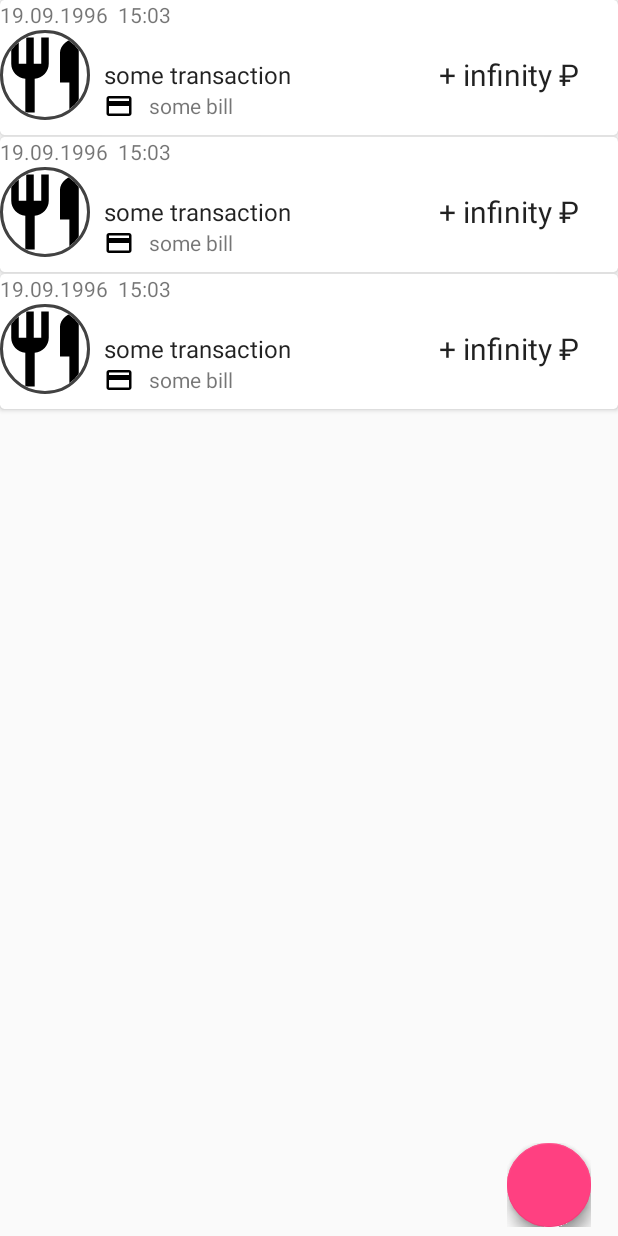
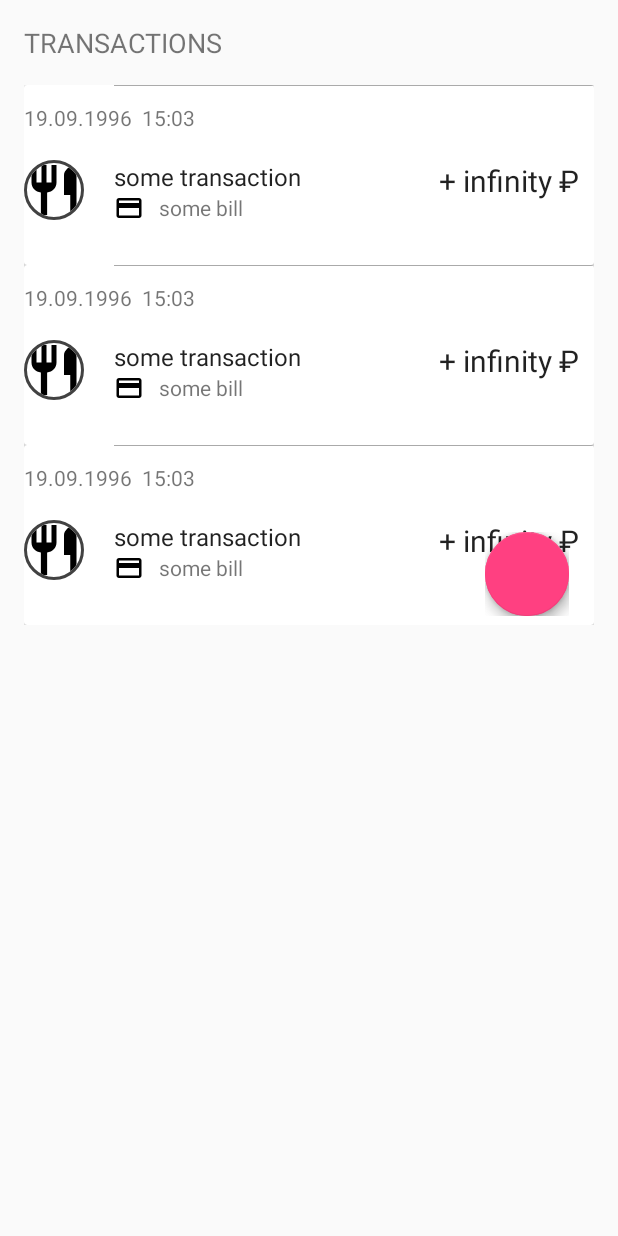
Before and after one commit to Meliphant/yandex-finance, an Android app: the layout fragment_transactions_list.xml on its own in the app's theme, with its tools: preview values and no code run, on a phone screen of 412 x 824 dp. Run offline under Robolectric (Android 15) with nearby library versions, the phone set to English and light mode, and no system bars; plain views replace FloatingActionButton, FloatingActionsMenu.

Commit message:
Desing improvements

```diff
--- a/app/src/main/res/layout/activity_main.xml
+++ b/app/src/main/res/layout/activity_main.xml
@@ -6,4 +6,4 @@
     android:layout_width="match_parent"
     android:layout_height="match_parent"
     tools:context=".ui.MainActivity"
-    android:background="@color/mainBackground" />
+    android:background="@android:color/white" />
--- a/app/src/main/res/layout/fragment_transactions_list.xml
+++ b/app/src/main/res/layout/fragment_transactions_list.xml
@@ -4,16 +4,28 @@
     xmlns:fab="http://schemas.android.com/apk/res-auto"
     xmlns:tools="http://schemas.android.com/tools"
     android:layout_width="match_parent"
-    android:layout_height="match_parent">
+    android:layout_height="match_parent"
+    android:paddingStart="16dp"
+    android:paddingEnd="16dp">
+
+    <TextView
+        android:id="@+id/tv_list_title"
+        android:layout_width="wrap_content"
+        android:layout_height="wrap_content"
+        android:text="@string/title_transaction_list"
+        android:textSize="18sp"
+        android:paddingTop="16dp"
+        android:paddingBottom="16dp"/>
 
     <android.support.v7.widget.RecyclerView
         android:id="@+id/rv_list_transactions"
         android:name="ya.co.yandex_finance.ui.fragment.transactions.TransactionsFragment"
         android:layout_width="match_parent"
-        android:layout_height="match_parent"
+        android:layout_height="wrap_content"
         app:layoutManager="android.support.v7.widget.LinearLayoutManager"
         tools:context=".ui.fragment.transactions.TransactionsFragment"
-        tools:listitem="@layout/item_transaction">
+        tools:listitem="@layout/item_transaction"
+        app:layout_constraintTop_toBottomOf="@+id/tv_list_title">
 
     </android.support.v7.widget.RecyclerView>
 
--- a/app/src/main/res/layout/fragment_wallets.xml
+++ b/app/src/main/res/layout/fragment_wallets.xml
@@ -27,7 +27,7 @@
             <com.nshmura.recyclertablayout.RecyclerTabLayout
                 android:id="@+id/recycler_tab_layout"
                 android:layout_width="match_parent"
-                android:layout_height="110dp"
+                android:layout_height="150dp"
                 android:background="@color/colorPrimaryDark"
                 app:tabGravity="center"
                 app:tabMode="scrollable"
--- a/app/src/main/res/layout/item_transaction.xml
+++ b/app/src/main/res/layout/item_transaction.xml
@@ -1,28 +1,27 @@
 <?xml version="1.0" encoding="utf-8"?>
 <android.support.v7.widget.CardView xmlns:android="http://schemas.android.com/apk/res/android"
     xmlns:app="http://schemas.android.com/apk/res-auto"
+    xmlns:tools="http://schemas.android.com/tools"
     android:layout_width="match_parent"
-    android:layout_height="90dp"
-    android:layout_marginBottom="1dp"
-    app:cardCornerRadius="3dp">
+    android:layout_height="120dp">
 
     <RelativeLayout
         android:layout_width="match_parent"
-        android:layout_height="100dp"
+        android:layout_height="match_parent"
         android:orientation="horizontal">
 
         <TextView
             android:id="@+id/tr_datetime"
             android:layout_width="wrap_content"
             android:layout_height="wrap_content"
-            android:text="19.09.1996  15:03" />
+            android:paddingTop="12dp"
+            tools:text="19.09.1996  15:03" />
 
         <de.hdodenhof.circleimageview.CircleImageView
             android:id="@+id/tr_category_img"
-            android:layout_width="60dp"
-            android:layout_height="60dp"
-            android:layout_alignParentStart="true"
-            android:layout_centerVertical="true"
+            android:layout_width="40dp"
+            android:layout_height="40dp"
+            android:layout_marginTop="50dp"
             android:contentDescription="@string/transaction_item_description"
             app:civ_border_color="@color/cardview_dark_background"
             app:civ_border_width="2dp"
@@ -33,10 +32,10 @@
             android:layout_width="wrap_content"
             android:layout_height="wrap_content"
             android:layout_alignStart="@id/tr_category_img"
-            android:layout_centerVertical="true"
-            android:layout_marginStart="69dp"
-            android:text="some transaction"
-            android:textAppearance="?attr/textAppearanceListItem" />
+            android:layout_marginStart="60dp"
+            android:layout_marginTop="50dp"
+            android:textAppearance="?attr/textAppearanceListItem"
+            tools:text="some transaction" />
 
         <LinearLayout
             android:layout_width="wrap_content"
@@ -55,7 +54,7 @@
                 android:layout_width="wrap_content"
                 android:layout_height="wrap_content"
                 android:layout_marginStart="10dp"
-                android:text="some bill" />
+                tools:text="some bill" />
 
         </LinearLayout>
 
@@ -64,10 +63,16 @@
             android:layout_width="wrap_content"
             android:layout_height="wrap_content"
             android:layout_alignParentEnd="true"
-            android:layout_centerVertical="true"
-            android:layout_marginEnd="26dp"
-            android:text="+ infinity ₽"
+            android:layout_marginRight="10dp"
+            android:layout_marginTop="50dp"
             android:textAppearance="?attr/textAppearanceListItem"
-            android:textSize="20sp" />
+            android:textSize="20sp"
+            tools:text="+ infinity ₽" />
+
+        <View
+            android:layout_width="match_parent"
+            android:layout_height="0.5dp"
+            android:layout_marginStart="60dp"
+            android:background="@android:color/darker_gray" />
     </RelativeLayout>
 </android.support.v7.widget.CardView>
--- a/app/src/main/res/layout/item_wallet.xml
+++ b/app/src/main/res/layout/item_wallet.xml
@@ -2,8 +2,8 @@
 <android.support.v7.widget.CardView xmlns:android="http://schemas.android.com/apk/res/android"
     xmlns:app="http://schemas.android.com/apk/res-auto"
     android:id="@+id/wallet_cardView"
-    android:layout_width="100dp"
-    android:layout_height="100dp"
+    android:layout_width="150dp"
+    android:layout_height="150dp"
     android:layout_centerInParent="true"
     android:layout_margin="1dp"
     app:cardBackgroundColor="@color/mainBackground"
@@ -33,8 +33,8 @@
 
         <de.hdodenhof.circleimageview.CircleImageView
             android:id="@+id/wallet_icon"
-            android:layout_width="70dp"
-            android:layout_height="70dp"
+            android:layout_width="30dp"
+            android:layout_height="30dp"
             android:layout_centerHorizontal="true"
             android:scaleType="centerCrop"
             app:civ_border_color="#FF000000"
--- a/app/src/main/res/values/strings.xml
+++ b/app/src/main/res/values/strings.xml
@@ -3,6 +3,7 @@
 
     <!--balance screen-->
     <string name="text_current_balance">Current balance:</string>
+    <string name="title_transaction_list">TRANSACTIONS</string>
 
     <!--about screen-->
     <string name="about_title">About</string>
```
